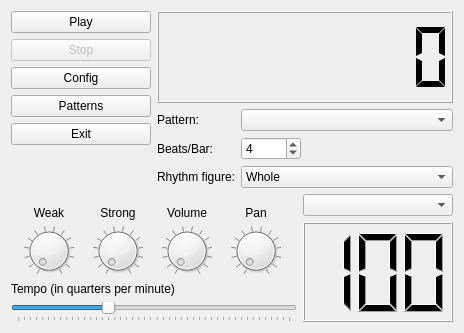
This is src/kmetronomeviewbase.ui in pedrolcl/kmetronome as Qt 5 draws it before an edit. The edited form follows.
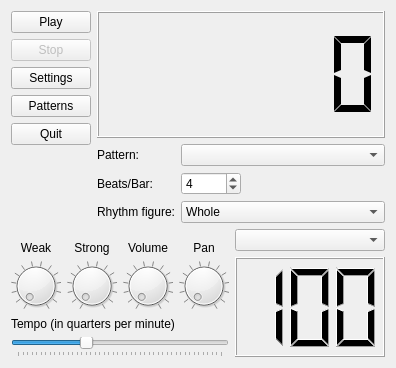
This is the edited form. Icons and pictures are not drawn. Custom widgets are drawn as their Qt base class.

Commit message: Fake toolbar

Diff of the .ui file:
```diff
--- a/src/kmetronomeviewbase.ui
+++ b/src/kmetronomeviewbase.ui
@@ -25,8 +25,8 @@
    <rect>
     <x>0</x>
     <y>0</y>
-    <width>464</width>
-    <height>333</height>
+    <width>390</width>
+    <height>368</height>
    </rect>
   </property>
   <property name="sizePolicy">
@@ -57,8 +57,14 @@
    <string>MIDI Metronome</string>
   </property>
   <layout class="QGridLayout" name="gridLayout_2">
-   <item row="0" column="0" rowspan="2">
-    <layout class="QVBoxLayout" name="verticalLayout">
+   <item row="0" column="0" colspan="2">
+    <layout class="QHBoxLayout" name="horizontalLayout">
+     <item>
+      <widget class="QFrame" name="m_fakeToolbar">
+       <layout class="QVBoxLayout" name="verticalLayout_3">
+        <property name="margin">
+         <number>0</number>
+        </property>
      <item>
       <widget class="KPushButton" name="m_playbtn">
        <property name="sizePolicy">
@@ -106,7 +112,7 @@
         <string>This button opens the configuration window</string>
        </property>
        <property name="text">
-        <string>Config</string>
+           <string>Settings</string>
        </property>
       </widget>
      </item>
@@ -132,7 +138,7 @@
         <string>This button exits the program</string>
        </property>
        <property name="text">
-        <string>Exit</string>
+           <string>Quit</string>
        </property>
       </widget>
      </item>
@@ -150,8 +156,11 @@
       </spacer>
      </item>
     </layout>
-   </item>
-   <item row="0" column="1" colspan="2">
+      </widget>
+     </item>
+     <item>
+      <layout class="QVBoxLayout" name="verticalLayout">
+       <item>
     <widget class="QLCDNumber" name="m_measureLCD">
      <property name="sizePolicy">
       <sizepolicy hsizetype="Expanding" vsizetype="Expanding">
@@ -159,17 +168,11 @@
        <verstretch>0</verstretch>
       </sizepolicy>
      </property>
-     <property name="minimumSize">
-      <size>
-       <width>0</width>
-       <height>60</height>
-      </size>
-     </property>
      <property name="whatsThis">
       <string>Number of measures (bars) and beats played from beginning</string>
      </property>
      <property name="numDigits">
-      <number>8</number>
+          <number>6</number>
      </property>
      <property name="mode">
       <enum>QLCDNumber::Dec</enum>
@@ -179,7 +182,7 @@
      </property>
     </widget>
    </item>
-   <item row="1" column="1" colspan="2">
+       <item>
     <layout class="QFormLayout" name="formLayout">
      <item row="0" column="0">
       <widget class="QLabel" name="lblPattern">
@@ -340,7 +343,11 @@
      </item>
     </layout>
    </item>
-   <item row="2" column="0" colspan="2">
+      </layout>
+     </item>
+    </layout>
+   </item>
+   <item row="1" column="0">
     <layout class="QGridLayout" name="gridLayout">
      <item row="0" column="0">
       <widget class="QLabel" name="label_1">
@@ -496,8 +503,8 @@
      </item>
     </layout>
    </item>
-   <item row="2" column="2" rowspan="2">
-    <layout class="QVBoxLayout" name="verticalLayout_2">
+   <item row="1" column="1" rowspan="2">
+    <layout class="QVBoxLayout" name="aireLayout">
      <item>
       <widget class="KComboBox" name="m_air">
        <property name="whatsThis">
@@ -532,8 +539,8 @@
      </item>
     </layout>
    </item>
-   <item row="3" column="0" colspan="2">
-    <layout class="QVBoxLayout">
+   <item row="2" column="0">
+    <layout class="QVBoxLayout" name="tempoSliderLayout">
      <item>
       <widget class="QLabel" name="textLabel1_2">
        <property name="sizePolicy">
```
Left out of the diff: 5 changed lines with no effect on the pictures. Lines whose indentation alone changed are shown as unchanged. The commit also changes 4 other files.
